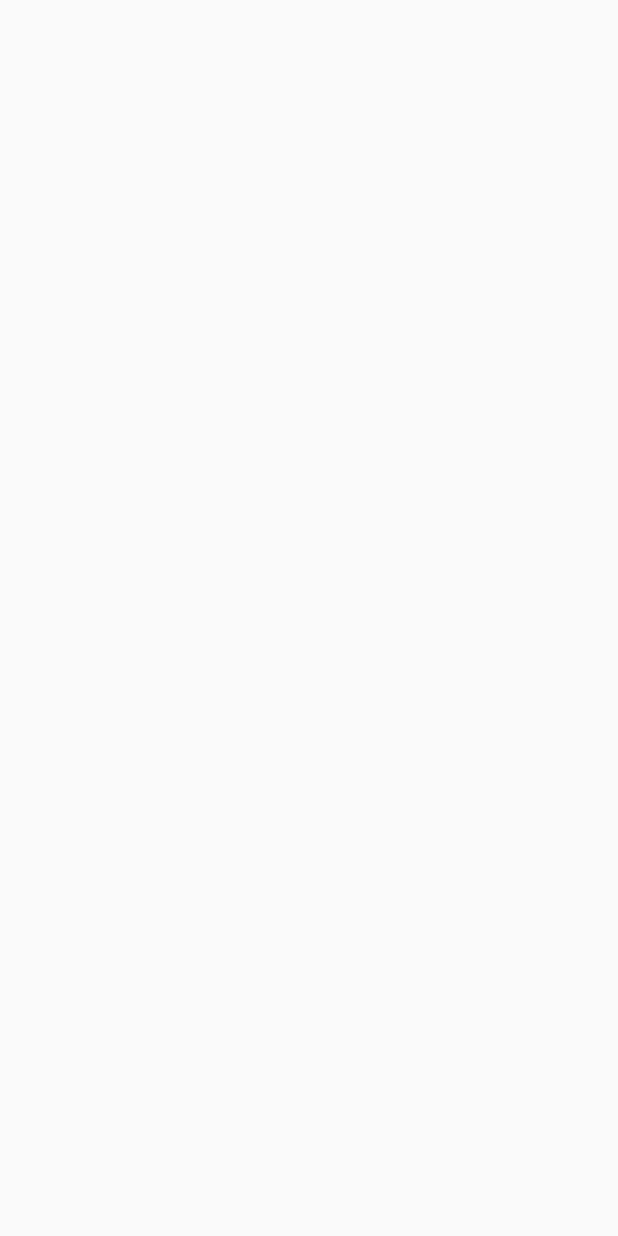
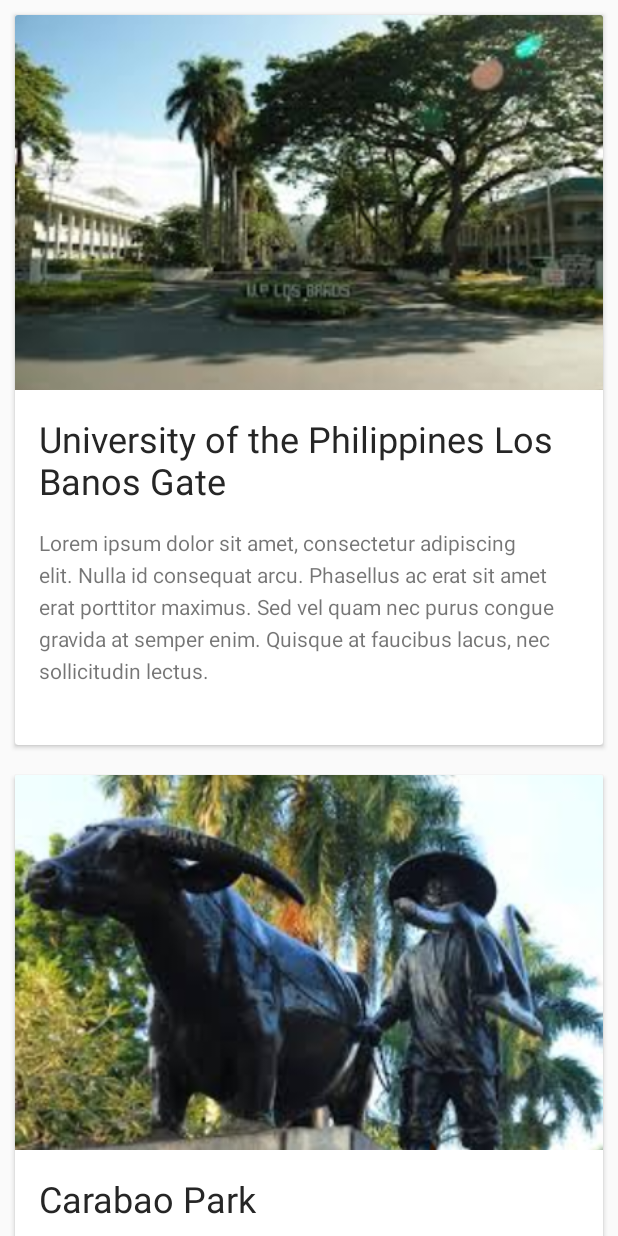
Before and after one commit to IJAlonzo/TourUP, an Android app: the FindHotelActivity screen opened directly, with no data from a screen before it, on a phone screen of 412 x 824 dp. Before the commit the screen is empty. Run offline under Robolectric (Android 15) with nearby library versions, the phone set to English and light mode, and no system bars.

```diff
--- a/app/src/main/java/com/example/ianalonzo/tourup/FindHotelActivity.java
+++ b/app/src/main/java/com/example/ianalonzo/tourup/FindHotelActivity.java
@@ -2,12 +2,78 @@ package com.example.ianalonzo.tourup;
 
 import android.support.v7.app.AppCompatActivity;
 import android.os.Bundle;
+import android.support.v7.widget.LinearLayoutManager;
+import android.support.v7.widget.RecyclerView;
+import android.util.Log;
+
+import java.util.ArrayList;
+import java.util.List;
 
 public class FindHotelActivity extends AppCompatActivity {
+
+    RecyclerView recyclerView;
+    TouristSpotAdapter adapter;
+
+    List<TouristSpot> touristSpotList;
 
     @Override
     protected void onCreate(Bundle savedInstanceState) {
         super.onCreate(savedInstanceState);
         setContentView(R.layout.activity_find_hotel);
+
+        touristSpotList = new ArrayList<>();
+        recyclerView = (RecyclerView) findViewById(R.id.rv_hotel);
+        recyclerView.setHasFixedSize(true);
+        recyclerView.setLayoutManager(new LinearLayoutManager(this));
+
+        touristSpotList.add(
+                new TouristSpot(
+                        R.string.upgate_title,
+                        R.string.lorem,
+                        R.drawable.upgate
+                )
+        );
+
+        touristSpotList.add(
+                new TouristSpot(
+                        R.string.cpark_title,
+                        R.string.lorem,
+                        R.drawable.carabaopark
+                )
+        );
+
+        touristSpotList.add(
+                new TouristSpot(
+                        R.string.upgate_title,
+                        R.string.lorem,
+                        R.drawable.upgate
+                )
+        );
+
+        touristSpotList.add(
+                new TouristSpot(
+                        R.string.upgate_title,
+                        R.string.lorem,
+                        R.drawable.upgate
+                )
+        );
+
+        adapter = new TouristSpotAdapter(this, touristSpotList);
+        recyclerView.setAdapter(adapter);
+
     }
+
+    private String getUrl(String nearbyPlace) {
+
+        StringBuilder googlePlacesUrl = new StringBuilder("https://maps.googleapis.com/maps/api/place/textsearch/json?");
+        googlePlacesUrl.append("query="+ nearbyPlace);
+        //googlePlacesUrl.append("location=" + latitude + "," + longitude);
+        //googlePlacesUrl.append("&radius=" + PROXIMITY_RADIUS);
+        //googlePlacesUrl.append("&type=" + nearbyPlace);
+        //googlePlacesUrl.append("&sensor=true");
+        googlePlacesUrl.append("&key=" + "AIzaSyCwM_MdK7PdouAX8SyfYAO8y0Foz2S9NZU");
+        Log.d("getUrl", googlePlacesUrl.toString());
+        return (googlePlacesUrl.toString());
+    }
+
 }
--- a/app/src/main/java/com/example/ianalonzo/tourup/GetNearbyPlacesData.java
+++ b/app/src/main/java/com/example/ianalonzo/tourup/GetNearbyPlacesData.java
@@ -58,12 +58,12 @@ public class GetNearbyPlacesData extends AsyncTask<Object, String, String> {
             double lat = Double.parseDouble(googlePlace.get("lat"));
             double lng = Double.parseDouble(googlePlace.get("lng"));
             String placeName = googlePlace.get("place_name");
-            String vicinity = googlePlace.get("vicinity");
+            String address = googlePlace.get("address");
             LatLng latLng = new LatLng(lat, lng);
             markerOptions.position(latLng);
-            markerOptions.title(placeName + " : " + vicinity);
+            markerOptions.title(placeName + " : " + address);
             mMap.addMarker(markerOptions);
-            markerOptions.icon(BitmapDescriptorFactory.defaultMarker(BitmapDescriptorFactory.HUE_RED));
+            markerOptions.icon(BitmapDescriptorFactory.defaultMarker(BitmapDescriptorFactory.HUE_CYAN));
             //move map camera
             mMap.moveCamera(CameraUpdateFactory.newLatLng(latLng));
             mMap.animateCamera(CameraUpdateFactory.zoomTo(11));
--- a/app/src/main/res/layout/activity_find_hotel.xml
+++ b/app/src/main/res/layout/activity_find_hotel.xml
@@ -6,4 +6,9 @@
     android:layout_height="match_parent"
     tools:context="com.example.ianalonzo.tourup.FindHotelActivity">
 
+    <android.support.v7.widget.RecyclerView
+        android:layout_width="match_parent"
+        android:layout_height="match_parent"
+        android:id="@+id/rv_hotel"></android.support.v7.widget.RecyclerView>
+
 </android.support.constraint.ConstraintLayout>
```
Also changed, not shown: app/src/main/java/com/example/ianalonzo/tourup/DataParser.java (+4 -4 lines), app/src/main/java/com/example/ianalonzo/tourup/TourUniversity.java (+16 -15 lines).
